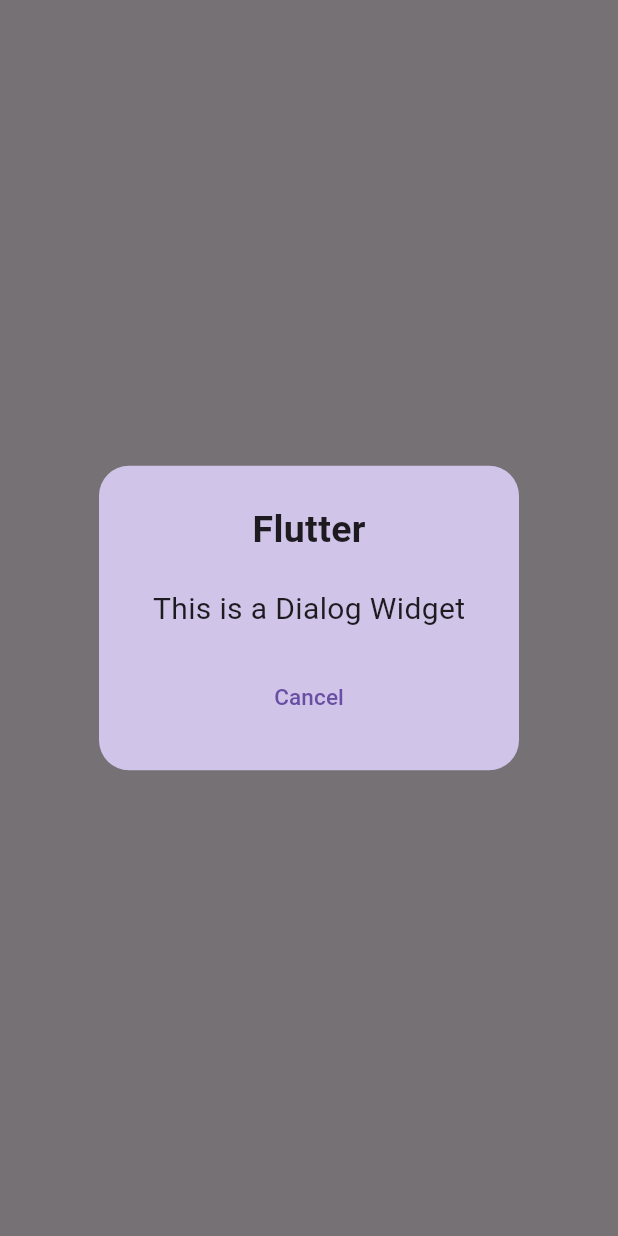
After one commit to bhuwankhadka2001/Flutter-Youtube-Video, a Flutter app: the screen it shows after launch, after a tap on "Show Dialog", on a phone screen of 412 x 824 dp. The commit adds this screen. Run offline on Flutter 3.47's test engine with Material 3 defaults, Android fonts, the phone set to English and light mode, and no system bars.

Commit message:
showDialog

```diff
--- a/lib/main.dart
+++ b/lib/main.dart
@@ -1,6 +1,6 @@
 import 'package:flutter/material.dart';
 
-import 'pages/image_size.dart';
+import 'pages/show_dialog.dart';
 
 void main() {
   runApp(const MyApp());
@@ -13,7 +13,7 @@
   Widget build(BuildContext context) {
     return const MaterialApp(
       debugShowCheckedModeBanner: false,
-      home: ImageSize(),
+      home: MyShowDialog(),
     );
   }
 }
--- /dev/null
+++ b/lib/pages/show_dialog.dart
@@ -0,0 +1,59 @@
+import 'package:flutter/material.dart';
+
+class MyShowDialog extends StatelessWidget {
+  const MyShowDialog({super.key});
+
+  @override
+  Widget build(BuildContext context) {
+    return Scaffold(
+      body: Center(
+        child: ElevatedButton(
+            style: ElevatedButton.styleFrom(backgroundColor: Colors.green[100]),
+            onPressed: () {
+              showDialog(
+                  context: context,
+                  builder: (context) => Dialog(
+                        backgroundColor: Colors.deepPurple[100],
+                        shape: RoundedRectangleBorder(
+                            borderRadius: BorderRadius.circular(20)),
+                        child: Padding(
+                          padding: const EdgeInsets.all(25),
+                          child: Column(
+                            mainAxisSize: MainAxisSize.min,
+                            children: [
+                              const Text(
+                                "Flutter",
+                                style: TextStyle(
+                                    fontSize: 25, fontWeight: FontWeight.bold),
+                              ),
+                              const SizedBox(
+                                height: 20,
+                              ),
+                              const Text(
+                                'This is a Dialog Widget',
+                                style: TextStyle(fontSize: 20),
+                              ),
+                              const SizedBox(
+                                height: 20,
+                              ),
+                              TextButton(
+                                  onPressed: () {
+                                    Navigator.of(context).pop();
+                                  },
+                                  child: const Text(
+                                    'Cancel',
+                                    style: TextStyle(fontSize: 15),
+                                  ))
+                            ],
+                          ),
+                        ),
+                      ));
+            },
+            child: const Text(
+              "Show Dialog",
+              style: TextStyle(fontSize: 20, color: Colors.black),
+            )),
+      ),
+    );
+  }
+}
```
